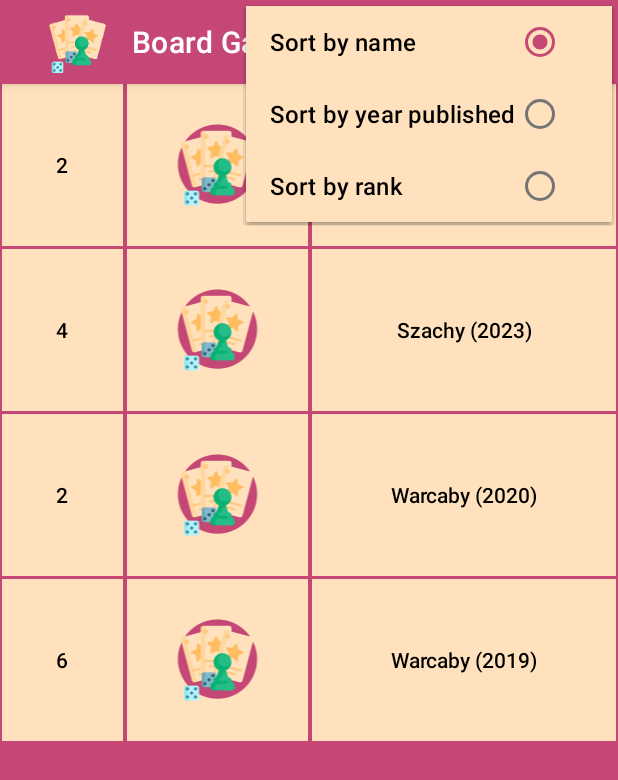
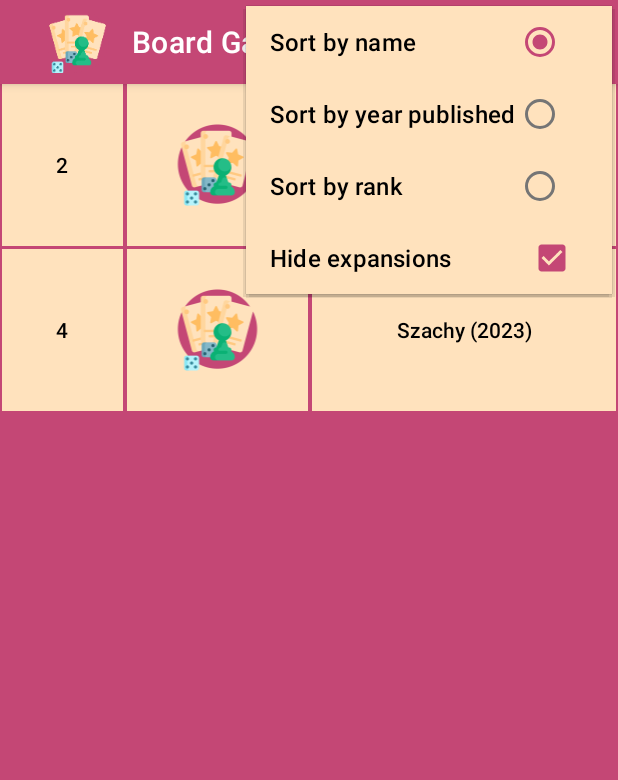
Before and after one commit to adam-handke/BoardGameCollector, an Android app: the screen it shows after launch (MainActivity), with the options menu open, on a phone screen of 412 x 824 dp. Shown: the top 780 px of the screen. Run offline under Robolectric (Android 15) with nearby library versions, the light colour scheme and no system bars.

Commit message:
add: toast after confirm/cancel edit; hide expansions checkbox

```diff
--- a/app/src/main/java/com/ubiquitous/boardgamecollector/MainActivity.kt
+++ b/app/src/main/java/com/ubiquitous/boardgamecollector/MainActivity.kt
@@ -18,6 +18,7 @@ import java.time.LocalDate
 class MainActivity : AppCompatActivity() {
 
     private var sortBy = R.id.sort_by_name
+    private var hideExpansions = true
     private lateinit var list: List<BoardGame>
 
     private fun displayBoardGames() {
@@ -30,7 +31,7 @@ class MainActivity : AppCompatActivity() {
         val tableLayout: TableLayout = findViewById(R.id.tableLayout)
         tableLayout.removeAllViews()
         for (boardGame in list) {
-            if (boardGame.baseExpansionStatus != BaseExpansionStatus.EXPANSION) {
+            if (!(boardGame.baseExpansionStatus == BaseExpansionStatus.EXPANSION && hideExpansions)) {
                 val tableRow: View =
                     LayoutInflater.from(this).inflate(R.layout.table_item, null, false)
                 val rank: TextView = tableRow.findViewById(R.id.rank)
@@ -72,7 +73,7 @@ class MainActivity : AppCompatActivity() {
                     barcode = "11124040251207",
                     bggid = 111,
                     mpn = "919238",
-                    rank = i+i,
+                    rank = i + i,
                     baseExpansionStatus = BaseExpansionStatus.BASE,
                     comment = "To moja ulubiona gra!",
                     thumbnail = BitmapFactory.decodeResource(
@@ -87,6 +88,7 @@ class MainActivity : AppCompatActivity() {
                     originalName = "Checkers",
                     yearPublished = LocalDate.now().year - i,
                     rank = i * i + i,
+                    baseExpansionStatus = BaseExpansionStatus.EXPANSION,
                     thumbnail = BitmapFactory.decodeResource(
                         resources,
                         R.mipmap.ic_launcher_foreground
@@ -116,12 +118,19 @@ class MainActivity : AppCompatActivity() {
         super.onPrepareOptionsMenu(menu)
         if (menu != null) {
             menu.findItem(sortBy).isChecked = true
+            menu.findItem(R.id.hideExpansions).isChecked = hideExpansions
         }
         return true
     }
 
     override fun onOptionsItemSelected(item: MenuItem): Boolean {
-        sortBy = item.itemId
+        if (item.itemId == R.id.hideExpansions) {
+            Log.i("onOptionsItemSelected", "hideExpansions=" + item.isChecked.toString())
+            item.isChecked = !item.isChecked
+            hideExpansions = item.isChecked
+        } else {
+            sortBy = item.itemId
+        }
         displayBoardGames()
         return true
     }
--- a/app/src/main/res/menu/menu_main_activity.xml
+++ b/app/src/main/res/menu/menu_main_activity.xml
@@ -3,6 +3,7 @@
     xmlns:app="http://schemas.android.com/apk/res-auto"
     xmlns:tools="http://schemas.android.com/tools"
     tools:context="com.ubiquitous.boardgamecollector.MainActivity">
+
     <group android:checkableBehavior="single">
         <item
             android:id="@+id/sort_by_name"
@@ -15,4 +16,12 @@
             android:title="@string/sort_by_rank" />
     </group>
 
+    <item
+        android:id="@+id/hideExpansions"
+        android:checkable="true"
+        android:title="@string/hide_expansions"
+        android:visible="true"
+        app:actionLayout="@layout/switch_item"
+        app:showAsAction="never" />
+
 </menu>
--- a/app/src/main/res/values/strings.xml
+++ b/app/src/main/res/values/strings.xml
@@ -28,4 +28,7 @@
     <string name="sort_by_rank">Sort by rank</string>
     <string name="edit">Edit details</string>
     <string name="details">Board game details</string>
+    <string name="detailsEdited">Board game was edited!</string>
+    <string name="detailsEditCancelled">Editing of the board game was cancelled!</string>
+    <string name="hide_expansions">Hide expansions</string>
 </resources>
```
Also changed, not shown: app/src/main/java/com/ubiquitous/boardgamecollector/DetailsActivity.kt (+14 -0 lines), app/src/main/res/layout/switch_item.xml (added, +11 -0 lines), 1 other file.
